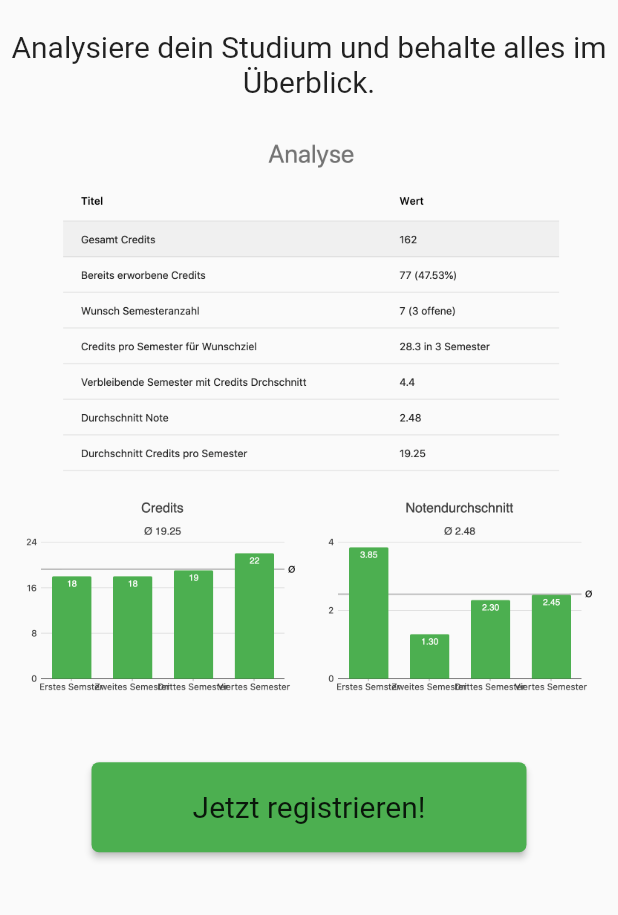
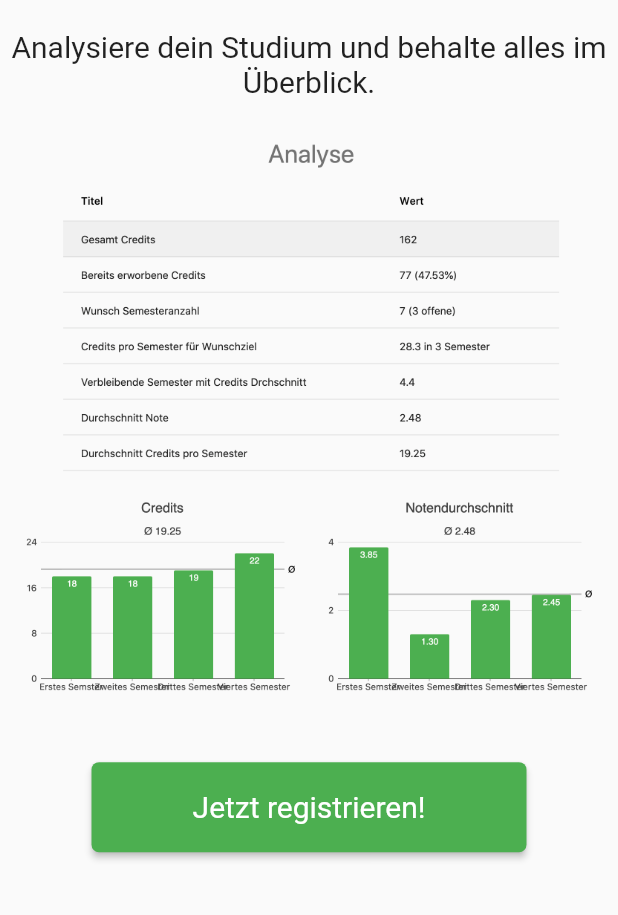
Before and after one commit to Dimibe/study-planner, a Flutter app: the screen it shows after launch, on a phone screen of 412 x 824 dp, the part 321-1236 px from its top. Run offline on Flutter 3.47's test engine with Material 2 defaults, Android fonts, the phone set to English and light mode, and no system bars; our stand-ins replace charts_flutter, cloud_firestore, firebase_auth, firebase_core, get_it, shared_preferences; missing offline and left inert: dart:html, flutter_material_color_picker; accounts and stored records are empty; generated files the repository leaves out were written again; statements that could not run were skipped.

Commit message:
Use new buttons in CWButton #18

```diff
--- a/lib/widgets/common/CWButton.dart
+++ b/lib/widgets/common/CWButton.dart
@@ -24,14 +24,17 @@ class CWButton extends StatelessWidget {
   Widget build(BuildContext context) {
     return Padding(
       padding: this.padding ?? const EdgeInsets.all(8.0),
-      child: ButtonTheme(
-        minWidth: this.minWidth ?? 290,
-        height: this.minHeight ?? 60,
-        child: RaisedButton(
-          color: this.color ?? Theme.of(context).accentColor,
-          shape: RoundedRectangleBorder(
-            borderRadius: BorderRadius.circular(5.0),
+      child: ElevatedButtonTheme(
+        data: ElevatedButtonThemeData(
+          style: ElevatedButton.styleFrom(
+            primary: this.color ?? Theme.of(context).accentColor,
+            minimumSize: Size(this.minWidth ?? 290, this.minHeight ?? 60),
+            shape: RoundedRectangleBorder(
+              borderRadius: BorderRadius.circular(5.0),
+            ),
           ),
+        ),
+        child: ElevatedButton(
           onPressed: this.onPressed,
           child: Text(
             this.label,
```
